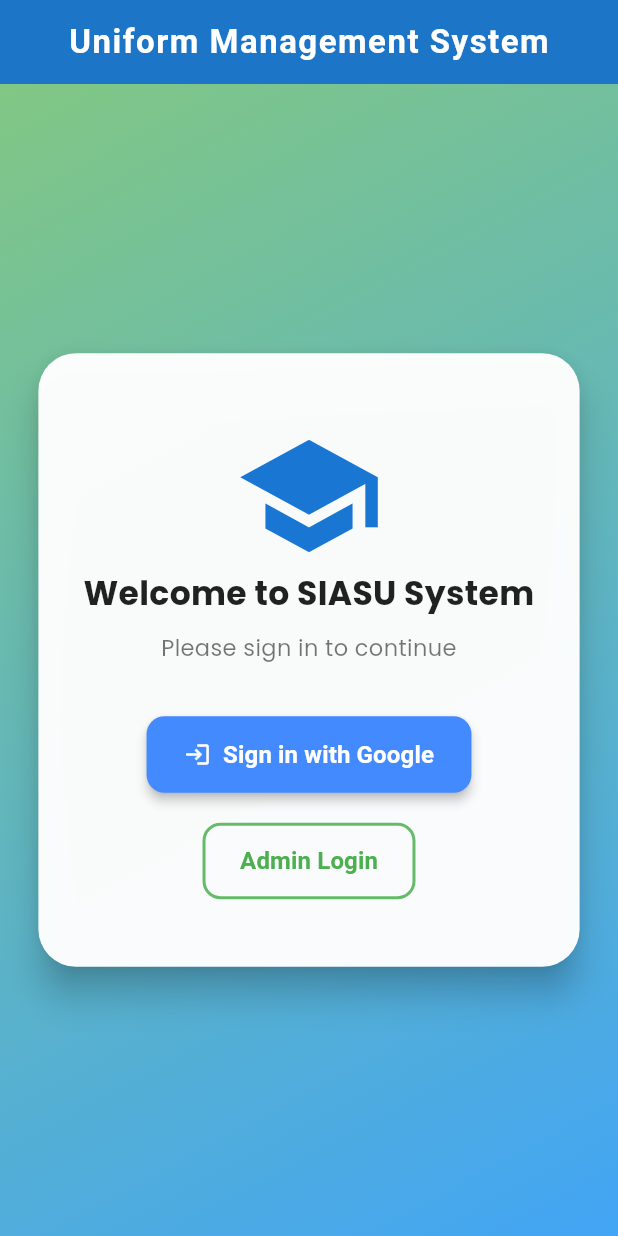
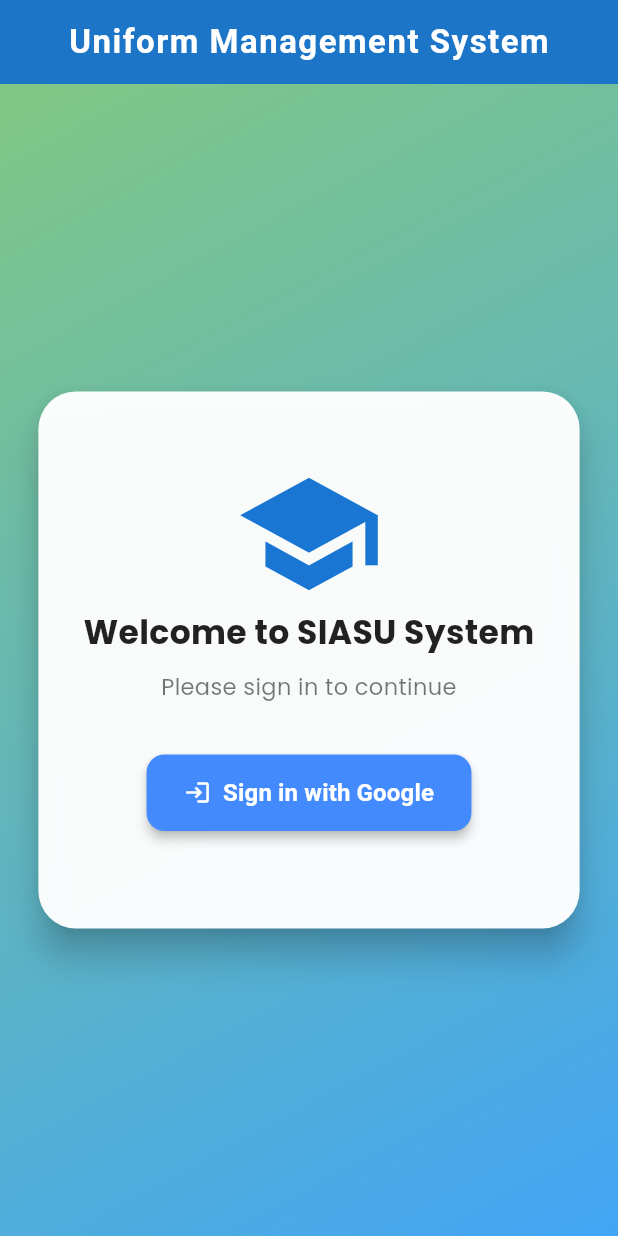
Before and after one commit to shiroyukiiiiii/inventory_application, a Flutter app: the screen it shows after launch, on a phone screen of 412 x 824 dp. Run offline on Flutter 3.47's test engine with Material 3 defaults, Android fonts, the phone set to English and light mode, and no system bars; our stand-ins replace cloud_firestore, firebase_auth, firebase_core, fl_chart, google_fonts, qr_flutter; missing offline and left inert: mobile_scanner; accounts and stored records are empty.

Commit message:
no admin log in button

```diff
--- a/lib/main.dart
+++ b/lib/main.dart
@@ -146,27 +146,6 @@ class _SignInPageState extends State<SignInPage> {
                   const SizedBox(height: 20),
 
                   // 🔹 Admin Login Button (Fixed syntax)
-                  OutlinedButton(
-                    style: OutlinedButton.styleFrom(
-                      side: BorderSide(color: Colors.green.shade400, width: 2),
-                      padding: const EdgeInsets.symmetric(
-                          vertical: 14, horizontal: 25),
-                      shape: RoundedRectangleBorder(
-                        borderRadius: BorderRadius.circular(12),
-                      ),
-                    ),
-                    onPressed: () {
-                      Navigator.pushNamed(context, '/admin-login');
-                    },
-                    child: const Text(
-                      'Admin Login',
-                      style: TextStyle(
-                        fontSize: 16,
-                        fontWeight: FontWeight.w600,
-                        color: Colors.green,
-                      ),
-                    ),
-                  ),
                 ],
               ),
             ),
--- a/lib/models/uniform.dart
+++ b/lib/models/uniform.dart
@@ -1,9 +1,12 @@
+import 'package:cloud_firestore/cloud_firestore.dart';
+
 class Uniform {
   final String id;
-  final String gender; // 'Male' or 'Female'
-  final String course; // e.g., 'Crim', 'ABCOM', 'BSCS'
-  final String size; // e.g., 'S', 'M', 'L', 'XL'
+  final String gender;
+  final String course;
+  final String size;
   final int quantity;
+  final Timestamp? addedAt; // ✅ Added timestamp
 
   Uniform({
     required this.id,
@@ -11,27 +14,27 @@ class Uniform {
     required this.course,
     required this.size,
     required this.quantity,
+    this.addedAt,
   });
 
-  // Convert a Uniform object into a Map for Firestore
+  factory Uniform.fromMap(Map<String, dynamic> data, String id) {
+    return Uniform(
+      id: id,
+      gender: data['gender'] ?? '',
+      course: data['course'] ?? '',
+      size: data['size'] ?? '',
+      quantity: data['quantity'] ?? 0,
+      addedAt: data['addedAt'], // ✅ Load timestamp
+    );
+  }
+
   Map<String, dynamic> toMap() {
     return {
-      'id': id,
       'gender': gender,
       'course': course,
       'size': size,
       'quantity': quantity,
+      'addedAt': addedAt ?? Timestamp.now(), // ✅ Auto-fill if missing
     };
   }
-
-  // Create a Uniform object from a Firestore document
-  factory Uniform.fromMap(Map<String, dynamic> map, String documentId) {
-    return Uniform(
-      id: documentId,
-      gender: map['gender'] ?? '',
-      course: map['course'] ?? '',
-      size: map['size'] ?? '',
-      quantity: map['quantity'] ?? 0,
-    );
-  }
 }
```
